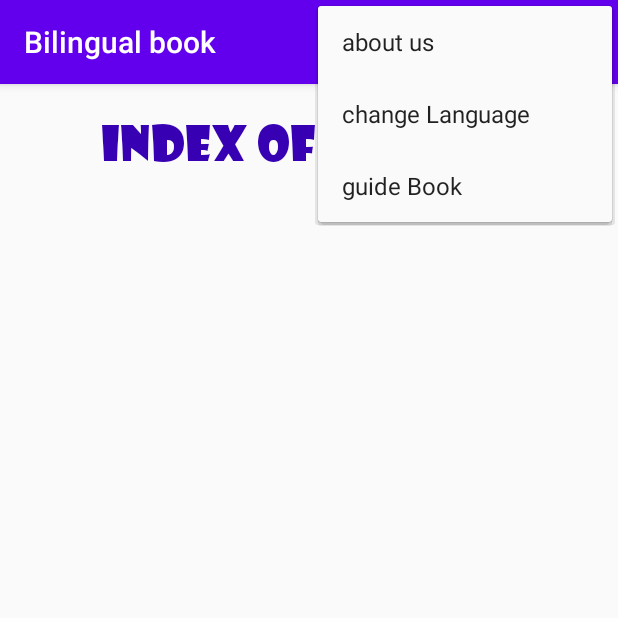
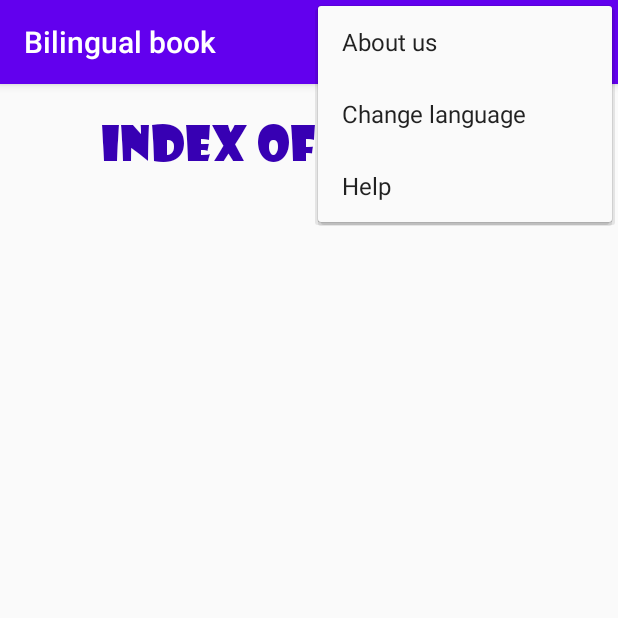
Before and after one commit to NARI1108/Bilingual_book, an Android app: the screen it shows after launch (MainActivity), with the options menu open, on a phone screen of 412 x 824 dp, the top half of it. Run offline under Robolectric (Android 15) with nearby library versions, the light colour scheme and no system bars.

Commit message:
Adding a few text to strings.xml and Addressing the texts of the strings.xml to the main activity.

```diff
--- a/app/src/main/java/com/example/bilingualbook/MainActivity.java
+++ b/app/src/main/java/com/example/bilingualbook/MainActivity.java
@@ -32,9 +32,9 @@ public class MainActivity extends AppCompatActivity {
     @Override
     public boolean onCreateOptionsMenu (Menu menu){
         //Creating menu option items.
-        menu.add(0, 1, 1, "about us");
-        menu.add(0, 2, 2, "change Language");
-        menu.add(0, 3, 3, "guide Book");
+        menu.add(0, 1, 1,getResources().getString(R.string.about_us));
+        menu.add(0, 2, 2,getResources().getString(R.string.change_lan));
+        menu.add(0, 3, 3,getResources().getString(R.string.guide_book));
         return super.onCreateOptionsMenu(menu);
     }
     //The click method on each of the menu items.
@@ -44,13 +44,13 @@ public class MainActivity extends AppCompatActivity {
         int id = item.getItemId();
         //By typing a conditional switch case command, we specify what to do by clicking on each item.
         switch (id){
-            case 1: new AlertDialog.Builder(this).setTitle("about us").setMessage("hi world").show();
+            case 1: new AlertDialog.Builder(this).setTitle("about us").setMessage(getResources().getString(R.string.hello_world)).show();
                 break;
             case 2:
-                Toast.makeText(getApplicationContext(), "changing ur Language", Toast.LENGTH_SHORT).show();
+                Toast.makeText(getApplicationContext(),getResources().getString(R.string.change_lan), Toast.LENGTH_SHORT).show();
                 break;
             case 3:
-                Toast.makeText(getApplicationContext(), "our Guide of Book", Toast.LENGTH_SHORT).show();
+                Toast.makeText(getApplicationContext(),getResources().getString(R.string.guide_book), Toast.LENGTH_SHORT).show();
                 break;
         }
         return super.onOptionsItemSelected(item);
--- a/app/src/main/res/values/strings.xml
+++ b/app/src/main/res/values/strings.xml
@@ -53,8 +53,9 @@ Harry went to the shop again a week later and looked at the shoes. Then he said
         <string name="chart_9">"Turtle and Peacock"</string>
         <string name="index_of_stories">INDEX OF STORIES</string>
         <string name="about_us">About us</string>
-        <string name="help">Help</string>
+        <string name="guide_book">Help</string>
         <string name="change_lan">Change language</string>
         <string name="coming_soon">Coming Soon</string>
+        <string name="hello_world">hello world</string>
 
     </resources>
```
Also changed, not shown: 1 other file.
